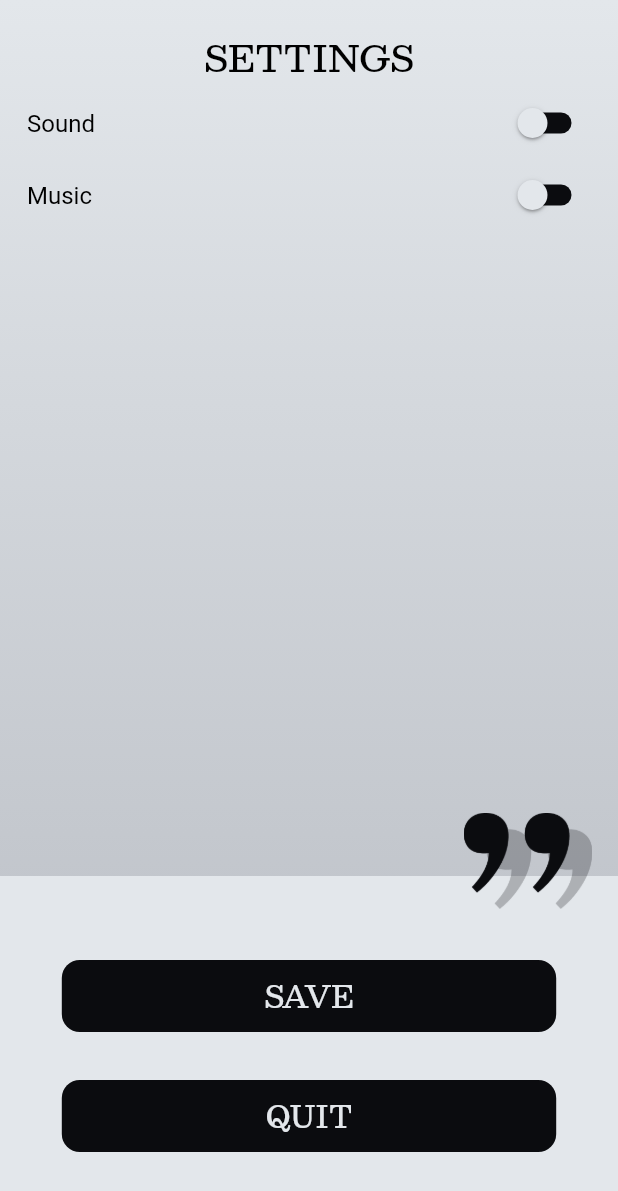
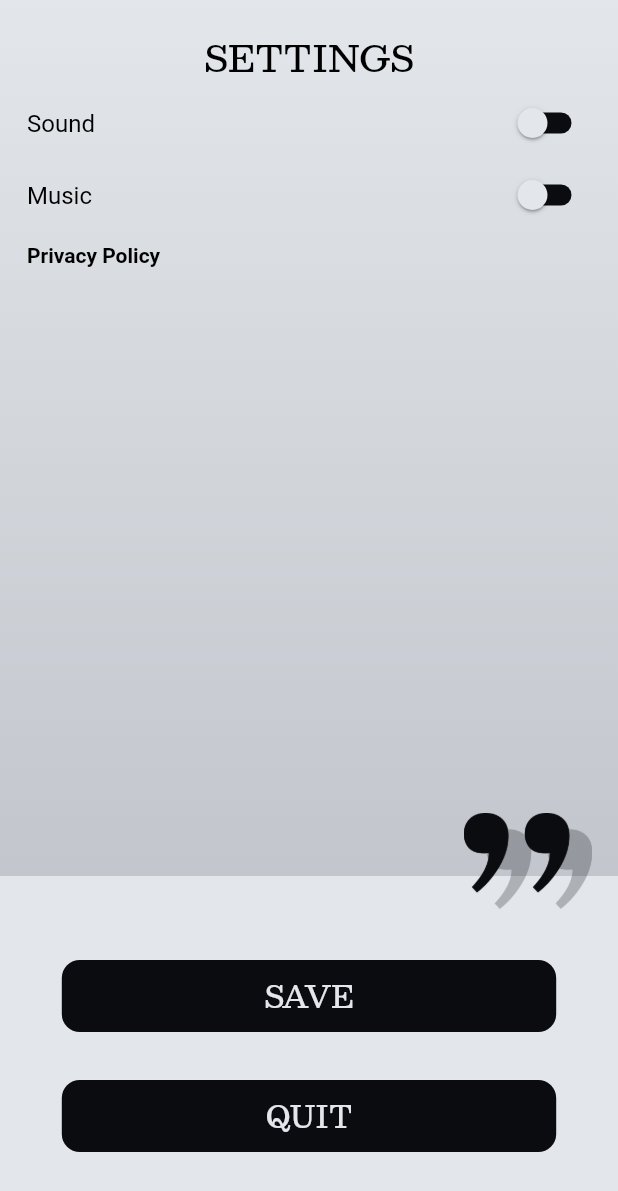
Before and after one commit to KatayR/daily_quotes, a Flutter app: the SettingsPage screen opened by its route, on a phone screen of 412 x 824 dp. Shown: the top 1191 px of the screen. Run offline on Flutter 3.47's test engine with Material 2 defaults, Android fonts, the light colour scheme and no system bars; our stand-ins replace audioplayers, dotted_border, flutter_native_splash, flutter_svg, shared_preferences; missing offline and left inert: soundpool; accounts and stored records are empty; Roboto replaces fonts that are missing (Helvetica Neue).

Commit message:
done and done

```diff
--- a/lib/pages/settings_page.dart
+++ b/lib/pages/settings_page.dart
@@ -1,9 +1,9 @@
 import 'package:flutter/material.dart';
 import 'package:flutter/services.dart';
 import 'package:daily_quotes/helper/prefs_helper.dart';
-import 'package:shared_preferences/shared_preferences.dart';
 import '../helper/AudioHelper.dart';
-import 'package:restart_app/restart_app.dart';
+
+import 'package:url_launcher/url_launcher.dart';
 
 class SettingsPage extends StatefulWidget {
   const SettingsPage({super.key});
@@ -16,6 +16,8 @@ class _SettingsPageState extends State<SettingsPage> {
   bool isSoundOn = false;
   bool isMusicOn = false;
   bool isNotificationOn = false;
+  String privacyPolicyUrl =
+      "https://doc-hosting.flycricket.io/daily-quotes-privacy-policy/b9d07ec3-0594-46a5-9b8d-e709afd6de35/privacy";
 
   @override
   void initState() {
@@ -58,14 +60,18 @@ class _SettingsPageState extends State<SettingsPage> {
                 children: [
                   Padding(
                     padding: const EdgeInsets.all(18.0),
-                    child: Column(children: [
-                      const Text(
+                    child: Column(
+                        crossAxisAlignment: CrossAxisAlignment.start,
+                        children: [
+                          const Center(
+                            child: Text(
                               'SETTINGS',
                               style: TextStyle(
                                 color: Colors.black,
                                 fontSize: 24,
                                 fontFamily: 'Besley',
                                 fontWeight: FontWeight.w500,
+                              ),
                             ),
                           ),
                           SettingRow(
@@ -92,6 +98,22 @@ class _SettingsPageState extends State<SettingsPage> {
                                 MusicHelper.stopMusic();
                               }
                             }),
+                          ),
+                          GestureDetector(
+                            onTap: () {
+                              launchUrl(
+                                Uri.parse(privacyPolicyUrl),
+                              );
+                            },
+                            child: const Padding(
+                              padding: EdgeInsets.symmetric(vertical: 8.0),
+                              child: Text(
+                                'Privacy Policy',
+                                style: TextStyle(
+                                    fontWeight: FontWeight.bold,
+                                    color: Colors.black),
+                              ),
+                            ),
                           ),
                         ]),
                   ),
@@ -203,14 +225,14 @@ class OptionText extends StatelessWidget {
 }
 
 class SettingRow extends StatefulWidget {
-  SettingRow(
+  const SettingRow(
       {super.key,
       required this.text,
       required this.value,
       required this.onChanged});
-  String text;
-  bool value;
-  var onChanged;
+  final String text;
+  final bool value;
+  final onChanged;
 
   @override
   State<SettingRow> createState() => _SettingRowState();
--- a/pubspec.yaml
+++ b/pubspec.yaml
@@ -42,6 +42,7 @@ dependencies:
   audioplayers: ^5.1.0
   restart_app: ^1.2.1
   soundpool: ^2.4.1
+  url_launcher: ^6.1.14
 
 flutter_native_splash:
   color: "#E3E7EB"
```
Also changed, not shown: pubspec.lock. Lines whose indentation alone changed are shown as unchanged.
